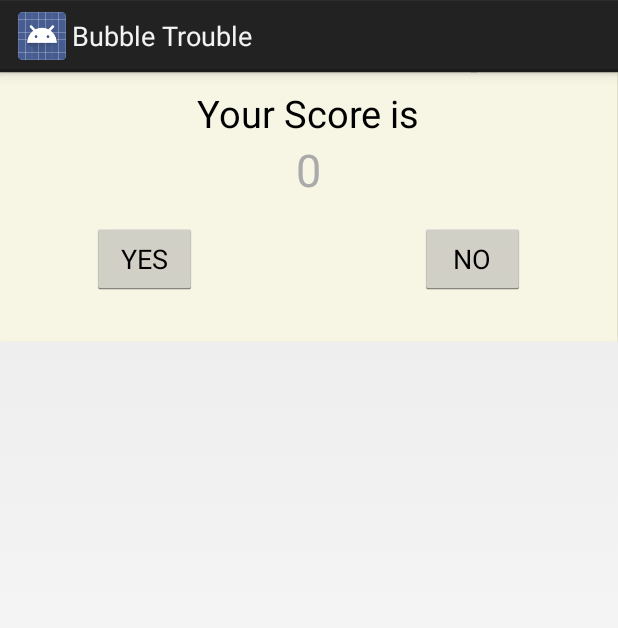
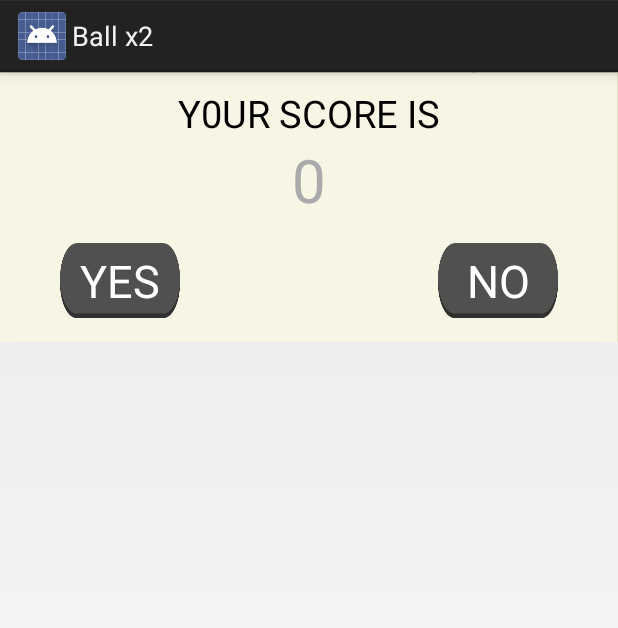
Before and after one commit to deep-154/Ball-x2, an Android app: the layout game_over.xml on its own in the app's theme, with its tools: preview values and no code run, on a phone screen of 412 x 824 dp. Shown: the top 628 px of the screen. Run offline under Robolectric (Android 15) with nearby library versions, the phone set to English and light mode, and no system bars.

Commit message:
launcher icon and name updated

```diff
--- a/app/src/main/AndroidManifest.xml
+++ b/app/src/main/AndroidManifest.xml
@@ -13,7 +13,7 @@
 
     <application
         android:allowBackup="true"
-        android:icon="@drawable/icon_man"
+        android:icon="@drawable/launcher_icon"
         android:label="@string/app_name"
         android:theme="@style/AppTheme"
         android:hardwareAccelerated="true"
--- a/app/src/main/res/layout/game_over.xml
+++ b/app/src/main/res/layout/game_over.xml
@@ -11,26 +11,33 @@
         android:layout_alignParentTop="true"
         android:layout_centerHorizontal="true"
         android:layout_marginTop="10dp"
-        android:text="Your Score is"
+        android:text="Y0UR SCORE IS"
         android:textColor="@android:color/black"
         android:textSize="25dp"/>
 
     <Button
         android:id="@+id/button1"
-        android:layout_width="70dp"
-        android:layout_height="wrap_content"
+        android:layout_width="80dp"
+        android:layout_height="50dp"
         android:layout_below="@+id/textView2"
         android:layout_marginTop="15dp"
-        android:layout_toLeftOf="@+id/textView1"
-        android:text="YES" />
+        android:layout_marginLeft="40dp"
+        android:text="YES"
+        android:textColor="@android:color/white"
+        android:background="@drawable/btn_ok"
+        android:textSize="30sp"/>
 
     <Button
         android:id="@+id/button2"
-        android:layout_width="70dp"
-        android:layout_height="wrap_content"
+        android:layout_width="80dp"
+        android:layout_height="50dp"
         android:layout_alignBottom="@+id/button1"
-        android:layout_toRightOf="@+id/textView1"
-        android:text="NO" />
+        android:layout_alignParentRight="true"
+        android:layout_marginRight="40dp"
+        android:text="NO"
+        android:textColor="@android:color/white"
+        android:background="@drawable/btn_ok"
+        android:textSize="30sp" />
 
     <TextView
         android:id="@+id/textView2"
@@ -40,6 +47,6 @@
         android:layout_centerHorizontal="true"
         android:text="0"
         android:textColor="@android:color/darker_gray"
-        android:textSize="30dp" />
+        android:textSize="40sp" />
 
 </RelativeLayout>
--- a/app/src/main/res/values/strings.xml
+++ b/app/src/main/res/values/strings.xml
@@ -1,8 +1,8 @@
 <?xml version="1.0" encoding="utf-8"?>
 <resources>
 
-    <string name="app_name">Bubble Trouble</string>
+    <string name="app_name">Ball x2</string>
     <string name="action_settings">Settings</string>
-    <string name="hello_world">Hello world!</string>
+
 
 </resources>
```
Also changed, not shown: app/src/main/res/drawable-ldpi/icon_man.png (deleted), app/src/main/res/drawable-ldpi/launcher_icon.png (added).
